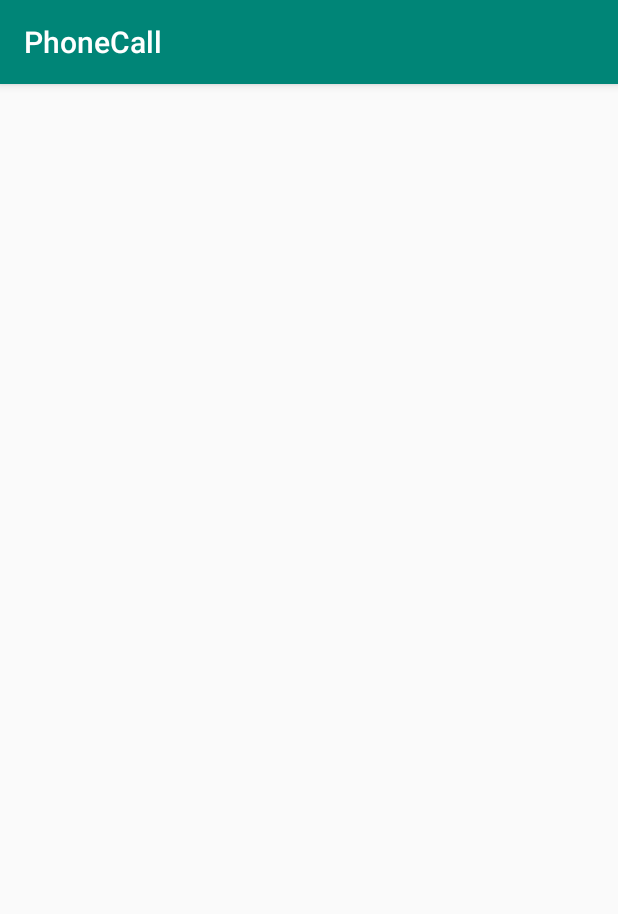
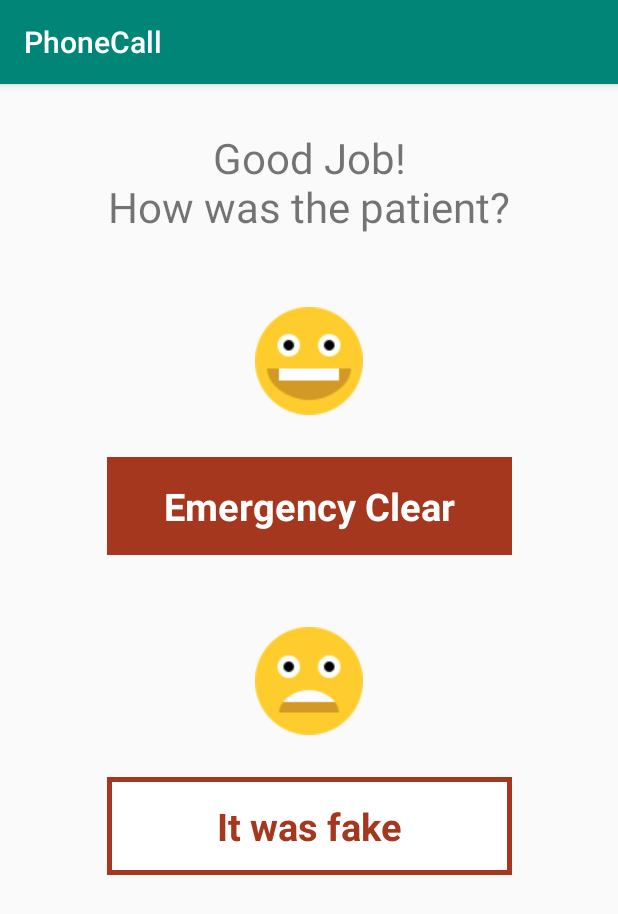
Before and after one commit to c-a-s-e/CASE_F, an Android app: the RateActivity screen opened directly, with no data from a screen before it, on a phone screen of 412 x 824 dp. Shown: the top 914 px of the screen. Run offline under Robolectric (Android 15) with nearby library versions, the phone set to English and light mode, and no system bars.

Commit message:
Update check rate UI

```diff
--- a/app/src/main/java/com/example/case_fire/RateActivity.java
+++ b/app/src/main/java/com/example/case_fire/RateActivity.java
@@ -1,6 +1,15 @@
 package com.example.case_fire;
+
+import android.os.Bundle;
+import android.widget.ImageView;
 
 import androidx.appcompat.app.AppCompatActivity;
 
 public class RateActivity extends AppCompatActivity {
+
+    @Override
+    protected void onCreate(Bundle savedInstanceState) {
+        super.onCreate(savedInstanceState);
+        setContentView(R.layout.activity_rate);
+    }
 }
--- /dev/null
+++ b/app/src/main/res/drawable/xml_boarder.xml
@@ -0,0 +1,9 @@
+<?xml version="1.0" encoding="utf-8"?>
+<layer-list xmlns:android="http://schemas.android.com/apk/res/android" >
+    <item>
+        <shape android:shape="rectangle">
+            <stroke android:width="3dp" android:color="#a5371e" />
+            <solid android:color="#FFFFFF" />
+        </shape>
+    </item>
+</layer-list>
--- a/app/src/main/res/layout/activity_rate.xml
+++ b/app/src/main/res/layout/activity_rate.xml
@@ -3,62 +3,72 @@
     xmlns:app="http://schemas.android.com/apk/res-auto"
     xmlns:tools="http://schemas.android.com/tools"
     android:layout_width="match_parent"
-    android:layout_height="match_parent"
-    tools:context=".RateActivity">
-
-    <LinearLayout
-        android:orientation="vertical"
-        android:layout_width="match_parent"
     android:layout_height="match_parent">
 
     <TextView
+        android:id="@+id/text1"
         android:layout_width="wrap_content"
         android:layout_height="wrap_content"
         android:text="Good Job!\nHow was the patient?"
-            android:layout_gravity="center"
-            android:gravity="center" />
+        android:textSize="28dp"
+        android:layout_marginTop="30dp"
+        android:gravity="center"
+        app:layout_constraintLeft_toLeftOf="parent"
+        app:layout_constraintRight_toRightOf="parent"
+        app:layout_constraintTop_toTopOf="parent"/>
 
-        <fragment
-            android:id="@+id/map"
-            android:name="com.google.android.gms.maps.SupportMapFragment"
-            android:layout_width="match_parent"
-            android:layout_height="300dp"
-            android:layout_marginTop="0dp"
-            app:layout_constraintBottom_toBottomOf="parent"
-            app:layout_constraintVertical_bias="0.0"
-            tools:layout_editor_absoluteX="0dp" />
+    <ImageView
+        android:id="@+id/confirm_yes"
+        android:layout_width="wrap_content"
+        android:layout_height="wrap_content"
+        android:padding="8dp"
+        android:layout_marginTop="40dp"
+        android:src="@drawable/confirm_yes"
+        app:layout_constraintLeft_toLeftOf="parent"
+        app:layout_constraintRight_toRightOf="parent"
+        app:layout_constraintTop_toBottomOf="@id/text1"/>
 
     <TextView
-            android:id="@+id/textview_sender_address"
+        android:id="@+id/text2"
+        android:layout_width="270dp"
+        android:layout_height="65dp"
+        android:text="  Emergency Clear  "
+        android:background="#a5371e"
+        android:textColor="#FFFFFF"
+        android:textStyle="bold"
+        android:textSize="25dp"
+        android:layout_marginTop="20dp"
+        android:gravity="center"
+        app:layout_constraintLeft_toLeftOf="parent"
+        app:layout_constraintRight_toRightOf="parent"
+        app:layout_constraintTop_toBottomOf="@id/confirm_yes"/>
+
+    <ImageView
+        android:id="@+id/confirm_no"
         android:layout_width="wrap_content"
         android:layout_height="wrap_content"
-            android:text="QQ빌딩"
-            android:layout_gravity="center"
-            android:gravity="center" />
+        android:padding="8dp"
+        android:layout_marginTop="40dp"
+        android:src="@drawable/confirm_no"
+        app:layout_constraintLeft_toLeftOf="parent"
+        app:layout_constraintRight_toRightOf="parent"
+        app:layout_constraintTop_toBottomOf="@id/text2"/>
 
     <TextView
-            android:id="@+id/textview_distance"
-            android:layout_width="wrap_content"
-            android:layout_height="wrap_content"
-            android:text="5km 5분"
-            android:layout_gravity="center"
-            android:gravity="center" />
+        android:id="@+id/text3"
+        android:layout_width="270dp"
+        android:layout_height="65dp"
+        android:text="  It was fake  "
+        android:background="@drawable/xml_boarder"
+        android:textColor="#a5371e"
+        android:textStyle="bold"
+        android:textSize="25dp"
+        android:layout_marginTop="20dp"
+        android:gravity="center"
+        app:layout_constraintLeft_toLeftOf="parent"
+        app:layout_constraintRight_toRightOf="parent"
+        app:layout_constraintTop_toBottomOf="@id/confirm_no"/>
 
-        <Button
-            android:id="@+id/button_go"
-            android:layout_width="wrap_content"
-            android:layout_height="wrap_content"
-            android:layout_gravity="center_horizontal"
-            android:onClick="clickPhoneCall"
-            android:text="출동" />
 
-        <Button
-            android:id="@+id/button_call"
-            android:layout_width="wrap_content"
-            android:layout_height="wrap_content"
-            android:layout_gravity="center_horizontal"
-            android:onClick="clickPhoneCall"
-            android:text="전화받기" />
 
-    </LinearLayout>
 </androidx.constraintlayout.widget.ConstraintLayout>
```
Also changed, not shown: app/src/main/java/com/example/case_fire/MainActivity.java (+9 -0 lines), app/src/main/res/drawable/confirm_no.png (added), app/src/main/res/drawable/confirm_yes.png (added). Lines whose indentation alone changed are shown as unchanged.
